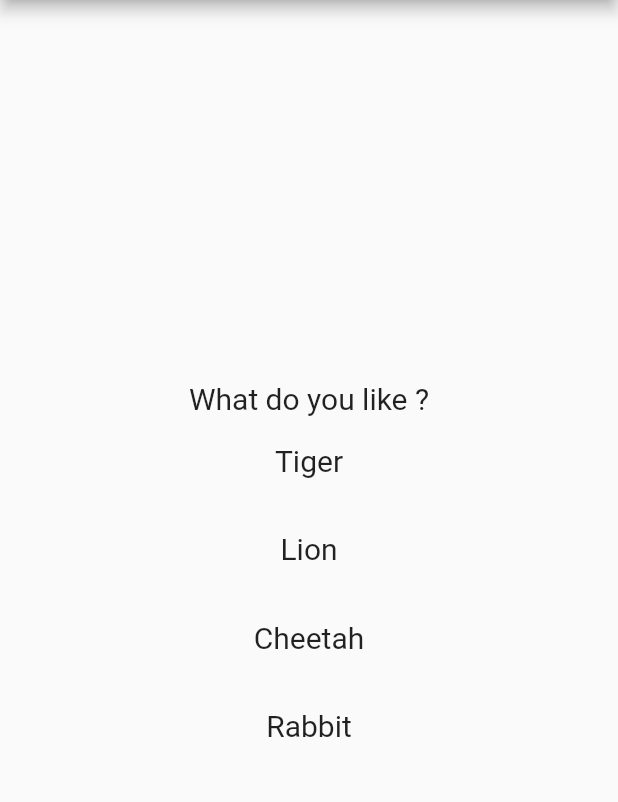
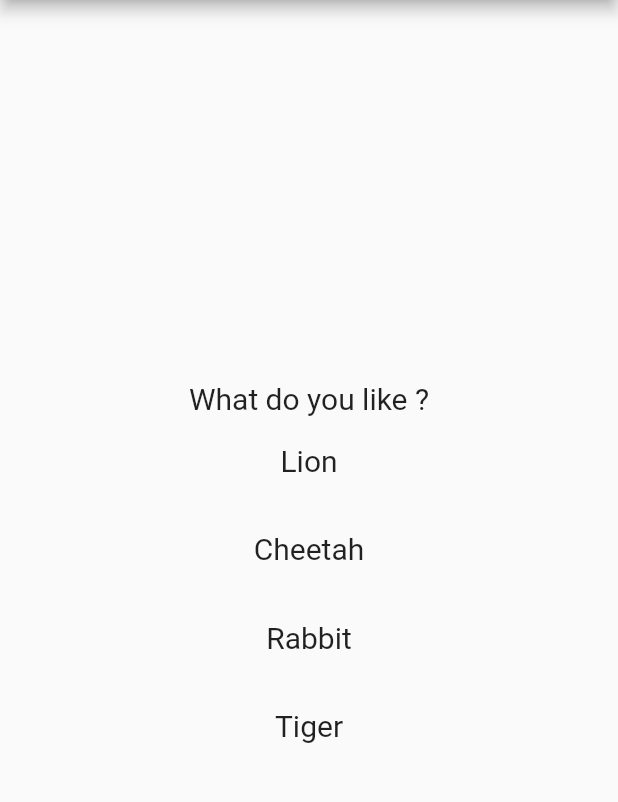
Before and after one commit to S-P-Ks/Flutter-Tutorials, a Flutter app: the screen it shows after launch, after a tap on "Tiger", on a phone screen of 412 x 824 dp, the part 84-886 px from its top. Run offline on Flutter 3.47's test engine with Material 2 defaults, Android fonts, the phone set to English and light mode, and no system bars.

Commit message:
added some change

```diff
--- a/lib/answer.dart
+++ b/lib/answer.dart
@@ -4,7 +4,7 @@ class Answer extends StatelessWidget {
   Map<String, Object> answer;
   final Function selectAnswer;
 
-  Answer(this.answer, this.selectAnswer);
+  Answer(this.answer, this.selectAnswer, {Key? key}) : super(key: key);
 
   @override
   Widget build(BuildContext context) {
--- a/lib/home.dart
+++ b/lib/home.dart
@@ -8,7 +8,7 @@ class HomeScreen extends StatelessWidget {
   Widget build(BuildContext context) {
     return Scaffold(
       appBar: AppBar(title: const Text("Quiz App")),
-      body: Center(
+      body: const Center(
         child: QuizScreen(),
       ),
     );
--- a/lib/main.dart
+++ b/lib/main.dart
@@ -10,7 +10,7 @@ class MyApp extends StatelessWidget {
 
   @override
   Widget build(BuildContext context) {
-    return MaterialApp(
+    return const MaterialApp(
       title: "Tip Calculator",
       home: HomeScreen(),
     );
--- a/lib/questions.dart
+++ b/lib/questions.dart
@@ -2,13 +2,13 @@ import 'package:flutter/material.dart';
 
 class Questions extends StatelessWidget {
   String questionText;
-  Questions(this.questionText);
+  Questions(this.questionText, {Key? key}) : super(key: key);
 
   @override
   Widget build(BuildContext context) {
     return Text(
       questionText,
-      style: TextStyle(fontSize: 20),
+      style: const TextStyle(fontSize: 20),
     );
   }
 }
--- a/lib/quiz.dart
+++ b/lib/quiz.dart
@@ -4,7 +4,7 @@ import 'package:flutter_tutorials/questions.dart';
 import 'package:flutter_tutorials/result.dart';
 
 class QuizScreen extends StatefulWidget {
-  QuizScreen({Key? key}) : super(key: key);
+  const QuizScreen({Key? key}) : super(key: key);
 
   @override
   State<QuizScreen> createState() => _QuizScreenState();
@@ -42,27 +42,27 @@ class _QuizScreenState extends State<QuizScreen> {
     {
       "questionText": "What do you like ?",
       "answers": [
-        {"text": "Tiger", "score": 10},
         {"text": "Lion", "score": 8},
         {"text": "Cheetah", "score": 9},
-        {"text": "Rabbit", "score": 7}
+        {"text": "Rabbit", "score": 7},
+        {"text": "Tiger", "score": 10},
       ]
     },
     {
       "questionText": "Whom do you want to become ?",
       "answers": [
+        {"text": "Rabbit", "score": 7},
         {"text": "Tiger", "score": 10},
+        {"text": "Cheetah", "score": 9},
         {"text": "Lion", "score": 8},
-        {"text": "Cheetah", "score": 9},
-        {"text": "Rabbit", "score": 7}
       ]
     },
     {
       "questionText": "What you dream of becoming?",
       "answers": [
+        {"text": "Cheetah", "score": 9},
         {"text": "Tiger", "score": 10},
         {"text": "Lion", "score": 8},
-        {"text": "Cheetah", "score": 9},
         {"text": "Rabbit", "score": 7}
       ]
     }
--- a/lib/result.dart
+++ b/lib/result.dart
@@ -1,14 +1,16 @@
 import 'package:flutter/material.dart';
 
 class ResutlScreen extends StatelessWidget {
-  int _totalScore;
+  final int _totalScore;
   VoidCallback restartGame;
-  ResutlScreen(this._totalScore, this.restartGame);
+  ResutlScreen(this._totalScore, this.restartGame, {Key? key})
+      : super(key: key);
 
   @override
   Widget build(BuildContext context) {
     return Center(
       child: Column(
+        mainAxisAlignment: MainAxisAlignment.center,
         children: [
           Text("Your score is $_totalScore"),
           InkWell(
```
